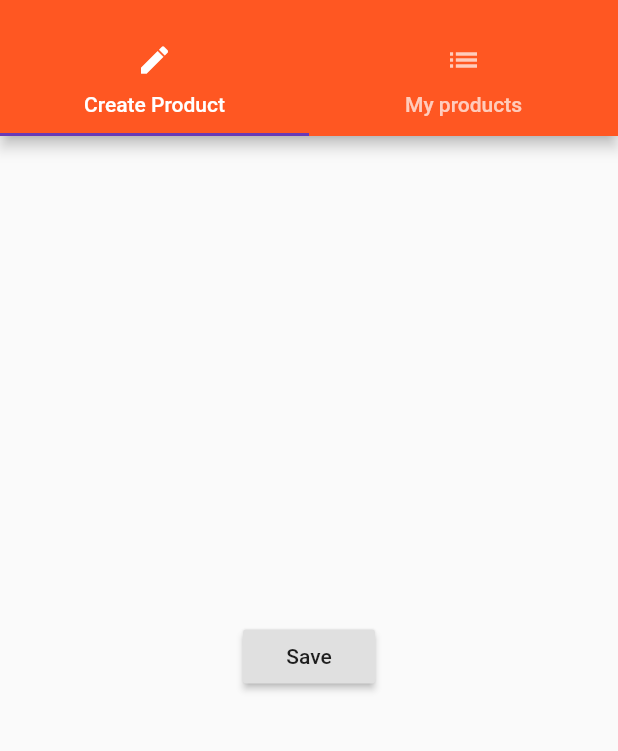
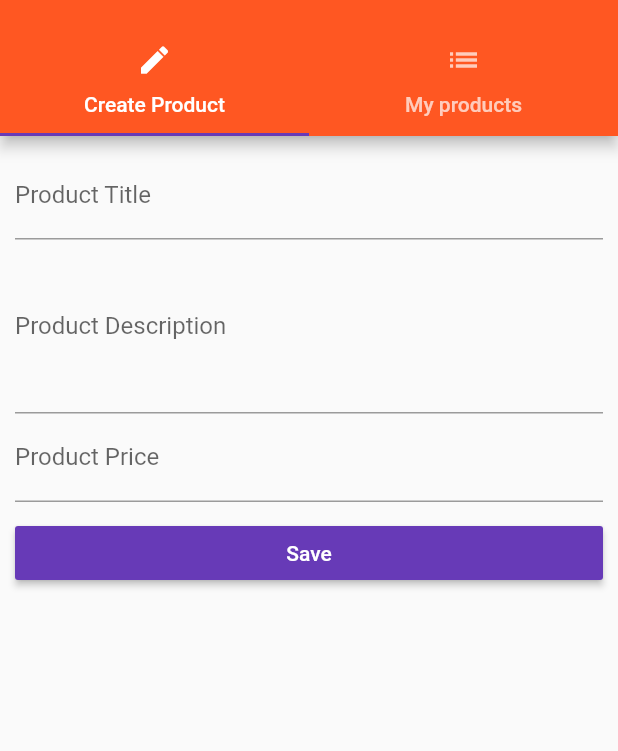
Before and after one commit to sarmad1995/flutter-basics, a Flutter app: the ProductsAdminPage screen opened by its route, on a phone screen of 412 x 824 dp, the part 59-810 px from its top. Run offline on Flutter 3.47's test engine with Material 2 defaults, Android fonts, the phone set to English and light mode, and no system bars.

Commit message:
added forms

```diff
--- a/lib/main.dart
+++ b/lib/main.dart
@@ -19,9 +19,9 @@ class MyApp extends StatefulWidget {
 }
 
 class _MyAppState extends State<MyApp> {
-  List <Map<String, String>> _products = [];
+  List <Map<String, dynamic>> _products = [];
 
-  void _addProduct(Map<String, String> product) {
+  void _addProduct(Map<String, dynamic> product) {
     setState(() {
       _products.add(product);
     });
@@ -43,8 +43,10 @@ class _MyAppState extends State<MyApp> {
 //        home: AuthPage(),
       routes: {
         '/': (BuildContext context) =>
-            ProductsPage(_products, _addProduct, _deleteProduct),
-        '/admin': (BuildContext context) => ProductsAdminPage(),
+            AuthPage(),
+        'products': (BuildContext context) =>
+            ProductsPage(_products),
+        '/admin': (BuildContext context) => ProductsAdminPage(_addProduct, _deleteProduct),
       },
       onGenerateRoute: (RouteSettings settings) {
         final List<String> pathElements = settings.name.split('/');
@@ -63,7 +65,7 @@ class _MyAppState extends State<MyApp> {
       },
       onUnknownRoute: (RouteSettings settings) {
         return MaterialPageRoute(builder: (BuildContext context) =>
-            ProductsPage(_products, _addProduct, _deleteProduct)
+            ProductsPage(_products)
         );
       },
     );
--- a/lib/pages/product_create.dart
+++ b/lib/pages/product_create.dart
@@ -1,15 +1,58 @@
 import 'package:flutter/material.dart';
 
-class ProductCreatePage extends StatelessWidget {
+class ProductCreatePage extends StatefulWidget {
+  final Function addProduct;
+
+  ProductCreatePage(this.addProduct);
+
+  @override
+  State<StatefulWidget> createState() {
+    return _ProductCreatePageState();
+  }
+}
+
+class _ProductCreatePageState extends State<ProductCreatePage> {
+  String _titleValue = '';
+  String _descriptionValue = '';
+  double _priceValue = 0.0;
+
   @override
   Widget build(BuildContext context) {
-     return Center(
-      child: RaisedButton(child: Text('Save'), onPressed: () {
-        showModalBottomSheet(context: context, builder: (BuildContext conext) {
-          return Center(child: Text('This is a modal'),);
-        });
-      },),
-    );
+    return Container(
+        margin: EdgeInsets.all(10.0),
+        child: ListView(
+          children: <Widget>[
+            TextField(
+                decoration: InputDecoration(labelText: 'Product Title'),
+                onChanged: (String value) =>
+                    setState(() => _titleValue = value)),
+            TextField(
+                decoration: InputDecoration(labelText: 'Product Description'),
+                maxLines: 4,
+                onChanged: (String value) =>
+                    setState(() => _descriptionValue = value)),
+            TextField(
+                decoration: InputDecoration(labelText: 'Product Price'),
+                keyboardType: TextInputType.number,
+                onChanged: (String value) =>
+                    setState(() => _priceValue = double.parse(value))),
+            SizedBox(height: 10.0,),
+            RaisedButton(
+              color: Theme.of(context).accentColor,
+              textColor: Colors.white,
+              child: Text('Save'),
+              onPressed: () {
+                final Map<String, dynamic> product = {
+                  'title': _titleValue,
+                  'description': _descriptionValue,
+                  'price': _priceValue,
+                  'image': 'assets/food.jpg'
+                };
+                widget.addProduct(product);
+                Navigator.pushReplacementNamed(context, '/products');
+              },
+            )
+          ],
+        ));
   }
-
 }
--- a/lib/pages/products_admin.dart
+++ b/lib/pages/products_admin.dart
@@ -4,6 +4,9 @@ import './product_create.dart';
 import './product_list.dart';
 
 class ProductsAdminPage extends StatelessWidget {
+  final Function addProduct;
+  final Function deleteProduct;
+  ProductsAdminPage(this.addProduct, this.deleteProduct);
   @override
   Widget build(BuildContext context) {
     return DefaultTabController(
@@ -14,7 +17,7 @@ class ProductsAdminPage extends StatelessWidget {
               children: <Widget>[
                 AppBar(automaticallyImplyLeading: false, title: Text('Choose'),),
                 ListTile(title: Text('All Products '), onTap: () {
-                  Navigator.pushReplacementNamed(context, '/');
+                  Navigator.pushReplacementNamed(context, '/products');
                 },)
               ],
             ),),
@@ -26,7 +29,7 @@ class ProductsAdminPage extends StatelessWidget {
             ]),
           ),
           body: TabBarView(children: <Widget> [
-            ProductCreatePage(),
+            ProductCreatePage(addProduct),
             ProductListPage()
           ])
         )
```
Also changed, not shown: lib/pages/auth.dart (+42 -10 lines), lib/pages/product.dart (+21 -21 lines), lib/pages/products.dart (+3 -6 lines), lib/product_control.dart (deleted, +0 -18 lines), lib/product_manager.dart (+3 -10 lines), lib/products.dart (+3 -6 lines).
